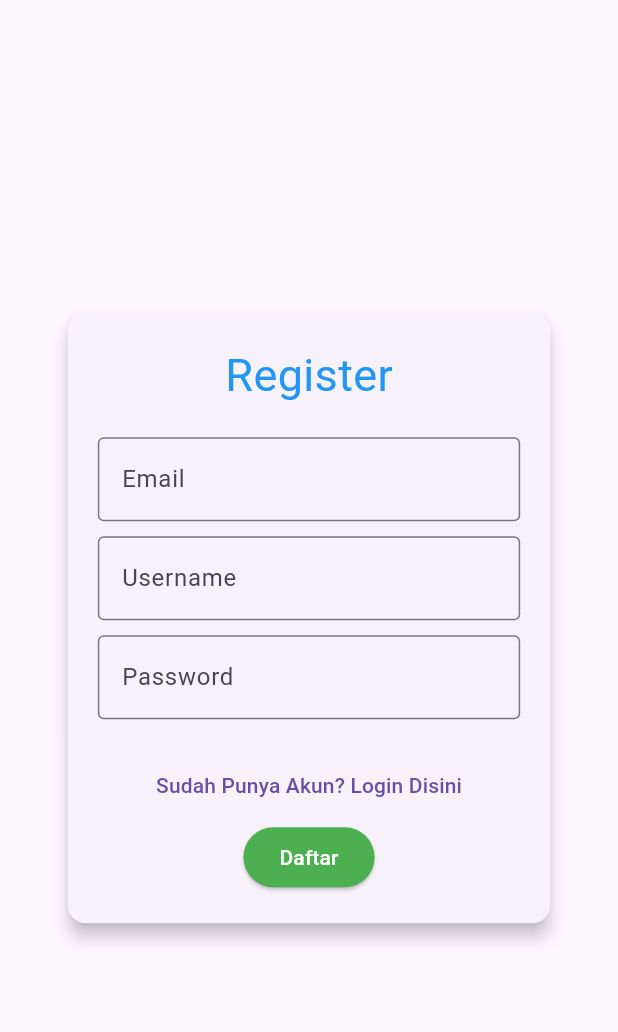
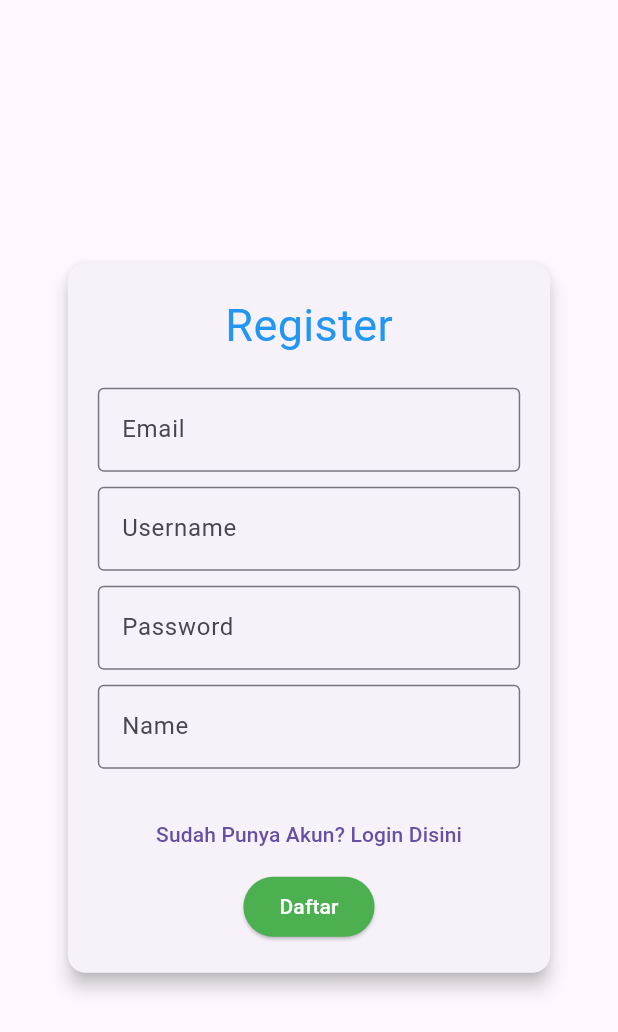
Before and after one commit to Melsy8/UASMultiPlatform, a Flutter app: the SignupPage screen opened directly, on a phone screen of 412 x 824 dp. Shown: the top 1032 px of the screen. Run offline on Flutter 3.47's test engine with Material 3 defaults, Android fonts, the phone set to English and light mode, and no system bars.

Commit message:
Update halaman register atau sign up

```diff
--- a/lib/screens/signup_page.dart
+++ b/lib/screens/signup_page.dart
@@ -1,6 +1,6 @@
 import 'package:flutter/material.dart';
 import 'package:flutter_travel_concept/screens/login_page.dart';
-import 'package:flutter_travel_concept/screens/main_screen.dart';
+import 'package:flutter_travel_concept/service/api_service.dart';
 
 class SignupPage extends StatefulWidget {
   const SignupPage({Key? key}) : super(key: key);
@@ -13,6 +13,31 @@ class _SignupPageState extends State<SignupPage> {
   final TextEditingController _usernameController = TextEditingController();
   final TextEditingController _passwordController = TextEditingController();
   final TextEditingController _emailController = TextEditingController();
+  final TextEditingController _nameController = TextEditingController(); // Tambahkan controller untuk nama
+
+  Future<void> _register() async {
+    final String email = _emailController.text.trim();
+    final String username = _usernameController.text.trim();
+    final String password = _passwordController.text.trim();
+    final String name = _nameController.text.trim(); // Ambil nilai nama dari input field
+
+    // Memanggil fungsi registerUser dari ApiService
+    bool success = await ApiService.registerUser(username, email, password, name, context);
+    if (success) {
+      // Registrasi berhasil
+      // Lakukan sesuatu jika diperlukan, misalnya tampilkan pesan sukses
+      Navigator.push(
+        context,
+        MaterialPageRoute(builder: (context) => LoginPage()),
+      );
+    } else {
+      // Registrasi gagal
+      // Tampilkan pesan kesalahan
+      ScaffoldMessenger.of(context).showSnackBar(
+        SnackBar(content: Text('Registration failed')),
+      );
+    }
+  }
 
   @override
   Widget build(BuildContext context) {
@@ -68,22 +93,30 @@ class _SignupPageState extends State<SignupPage> {
                         ),
                         obscureText: true,
                       ),
+                      SizedBox(height: 10.0), // Tambahkan jarak antara input field
+                      TextField( // Tambahkan input field untuk nama
+                        controller: _nameController,
+                        decoration: InputDecoration(
+                          labelText: 'Name',
+                          border: OutlineInputBorder(),
+                        ),
+                      ),
                       SizedBox(height: 20.0),
-                      TextButton(onPressed: (){
-                        Navigator.push(context,
-                            MaterialPageRoute(builder: (context)=>LoginPage())
-                            );
-                      }, child: Text('Sudah Punya Akun? Login Disini')),
+                      TextButton(
+                        onPressed: () {
+                          Navigator.push(
+                            context,
+                            MaterialPageRoute(builder: (context) => LoginPage()),
+                          );
+                        },
+                        child: Text('Sudah Punya Akun? Login Disini'),
+                      ),
                       ElevatedButton(
-                        onPressed: () {
-                          Navigator.push(context,
-                            MaterialPageRoute(builder: (context)=>MainScreen())
-                            );
-                        },
+                        onPressed: _register,
                         child: Text('Daftar'),
                         style: ElevatedButton.styleFrom(
                           foregroundColor: Colors.white,
-                          backgroundColor: Colors.green
+                          backgroundColor: Colors.green,
                         ),
                       ),
                     ],
```
